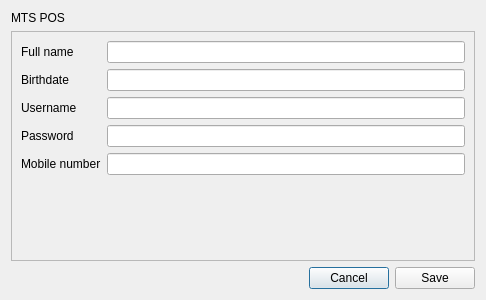
This is app/ui/dialogs/edit_current_userui.ui in rondalefloyd/mts-pos as Qt 5 draws it before an edit. The edited form follows.
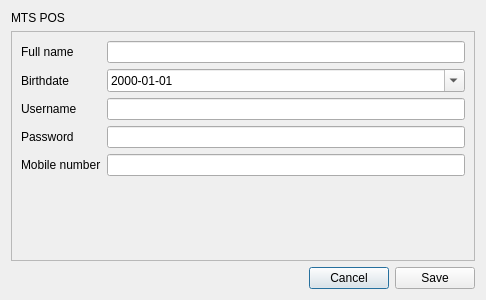
This is the edited form.

The edit to the form file:
```diff
--- a/app/ui/dialogs/edit_current_userui.ui
+++ b/app/ui/dialogs/edit_current_userui.ui
@@ -59,9 +59,6 @@
          </property>
         </widget>
        </item>
-       <item row="1" column="1">
-        <widget class="QLineEdit" name="lineEditBirthDate"/>
-       </item>
        <item row="2" column="0">
         <widget class="QLabel" name="label">
          <property name="text">
@@ -92,6 +89,16 @@
        <item row="4" column="1">
         <widget class="QLineEdit" name="lineEditMobileNumber"/>
        </item>
+       <item row="1" column="1">
+        <widget class="QDateEdit" name="dateEditBirthDate">
+         <property name="displayFormat">
+          <string>yyyy-MM-dd</string>
+         </property>
+         <property name="calendarPopup">
+          <bool>true</bool>
+         </property>
+        </widget>
+       </item>
       </layout>
      </widget>
     </widget>
```
Left out of the diff: 4 changed lines with no effect on the pictures.
